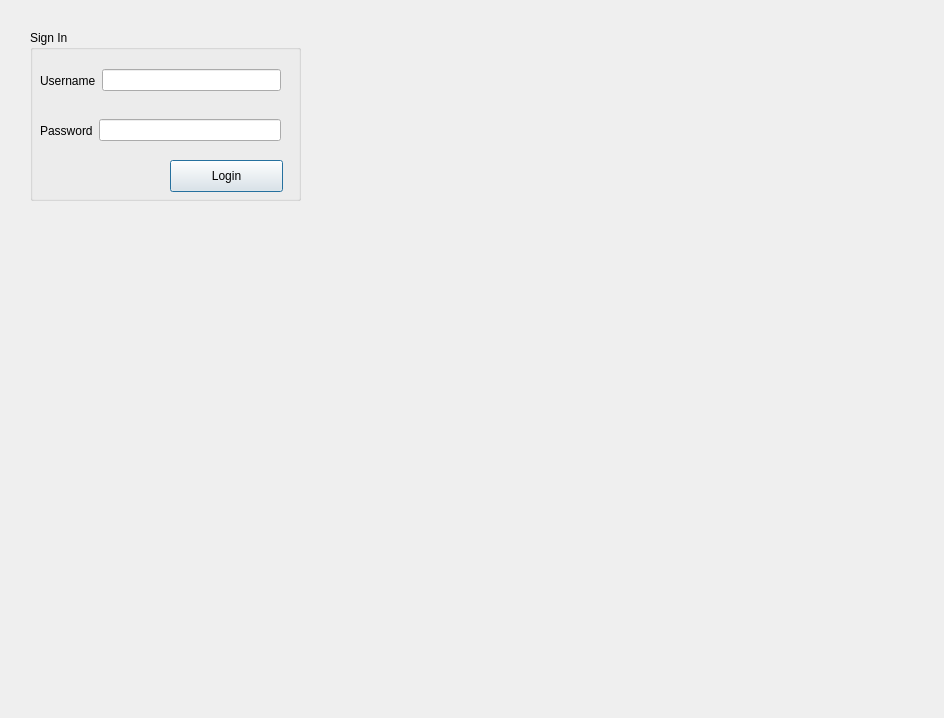
Kbarrera123/StudBudget, file GUI3/GUI3/logindialog.ui: the form before one commit.
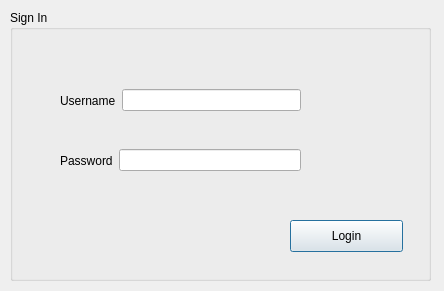
The form after the commit.

Patch:
```diff
--- a/GUI3/GUI3/logindialog.ui
+++ b/GUI3/GUI3/logindialog.ui
@@ -6,8 +6,8 @@
    <rect>
     <x>0</x>
     <y>0</y>
-    <width>944</width>
-    <height>718</height>
+    <width>444</width>
+    <height>291</height>
    </rect>
   </property>
   <property name="windowTitle">
@@ -16,10 +16,10 @@
   <widget class="QGroupBox" name="groupBox_2">
    <property name="geometry">
     <rect>
-     <x>30</x>
-     <y>30</y>
-     <width>271</width>
-     <height>171</height>
+     <x>10</x>
+     <y>10</y>
+     <width>421</width>
+     <height>271</height>
     </rect>
    </property>
    <property name="title">
@@ -28,10 +28,10 @@
    <widget class="QWidget" name="horizontalLayoutWidget_3">
     <property name="geometry">
      <rect>
-      <x>10</x>
-      <y>30</y>
+      <x>50</x>
+      <y>60</y>
       <width>241</width>
-      <height>41</height>
+      <height>61</height>
      </rect>
     </property>
     <layout class="QHBoxLayout" name="horizontalLayout_3">
@@ -50,10 +50,10 @@
    <widget class="QWidget" name="horizontalLayoutWidget_4">
     <property name="geometry">
      <rect>
-      <x>10</x>
-      <y>80</y>
+      <x>50</x>
+      <y>120</y>
       <width>241</width>
-      <height>41</height>
+      <height>61</height>
      </rect>
     </property>
     <layout class="QHBoxLayout" name="horizontalLayout_4">
@@ -72,8 +72,8 @@
    <widget class="QPushButton" name="pushButton_Login">
     <property name="geometry">
      <rect>
-      <x>140</x>
-      <y>130</y>
+      <x>280</x>
+      <y>210</y>
       <width>113</width>
       <height>32</height>
      </rect>
```
